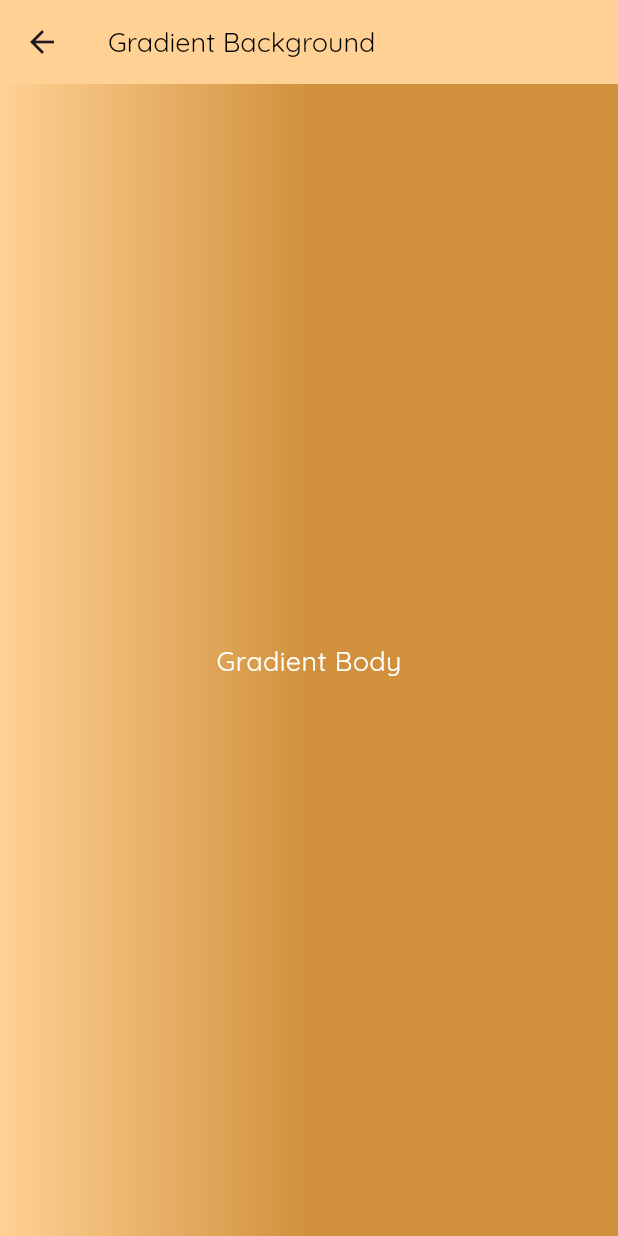
After one commit to Ibtasam-98/flutter-basic-layout, a Flutter app: the screen it shows after launch, after a tap on "Open Screen with Gradient", on a phone screen of 412 x 824 dp. The commit adds this screen. Run offline on Flutter 3.47's test engine with Material 3 defaults, Android fonts, the phone set to English and light mode, and no system bars; our stand-ins replace google_fonts.

Commit message:
gradient background

```diff
--- /dev/null
+++ b/lib/gradient_background_screen.dart
@@ -0,0 +1,45 @@
+import 'package:flutter/material.dart';
+import 'package:google_fonts/google_fonts.dart';
+
+class GradientBackgroundScreen extends StatelessWidget {
+  const GradientBackgroundScreen({super.key});
+
+  @override
+  Widget build(BuildContext context) {
+    return Scaffold(
+      appBar: AppBar(
+        backgroundColor: Color(0xffFFD194),
+        title: Text(
+            "Gradient Background",
+          style: GoogleFonts.quicksand(
+            fontSize: 18,
+            color: Colors.black
+          ),
+        ),
+        centerTitle: false,
+      ),
+      body: Container(
+        decoration: BoxDecoration(
+          gradient: LinearGradient(
+            // use can set position of gradient
+            begin: Alignment.center,
+            end: Alignment.centerLeft,
+              colors:[
+                Color(0xffD1913C),
+                Color(0xffFFD194),
+              ],
+          )
+        ),
+        child: Center(
+          child: Text(
+            "Gradient Body",
+            style: GoogleFonts.quicksand(
+              fontSize: 18,
+              color: Colors.white
+            ),
+          ),
+        ),
+      ),
+    );
+  }
+}
--- a/lib/navigation_screen.dart
+++ b/lib/navigation_screen.dart
@@ -3,6 +3,8 @@ import 'package:flutter/material.dart';
 import 'package:layout/background_image_screen.dart' show BackgroundImageScreen;
 import 'package:layout/simple_row_column_layout_screen.dart';
 import 'package:layout/stack_expanded_flexible_layout_screen.dart';
+
+import 'gradient_background_screen.dart';
 
 class NavigationScreen extends StatelessWidget {
   const NavigationScreen({super.key});
@@ -52,6 +54,18 @@ class NavigationScreen extends StatelessWidget {
               child: Text("Open Background Image Screen",style: TextStyle(color: Colors.white),),
             ),
 
+            ElevatedButton(
+              style: ElevatedButton.styleFrom(
+                backgroundColor: Colors.tealAccent,
+              ),
+              onPressed: (){
+                Navigator.push(
+                    context,
+                    MaterialPageRoute(builder: (context) => GradientBackgroundScreen()));
+              },
+              child: Text("Open Screen with Gradient",style: TextStyle(color: Colors.black),),
+            ),
+
           ],
         ),
       ),
```
Also changed, not shown: 1 other file.
